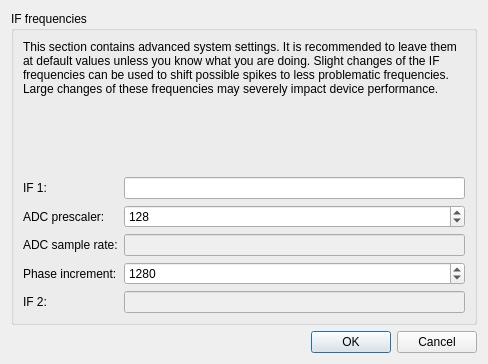
This is Software/PC_Application/LibreVNA-GUI/Device/LibreVNA/deviceconfigurationdialogv1.ui in jankae/LibreVNA as Qt 5 draws it before an edit. The edited form follows.
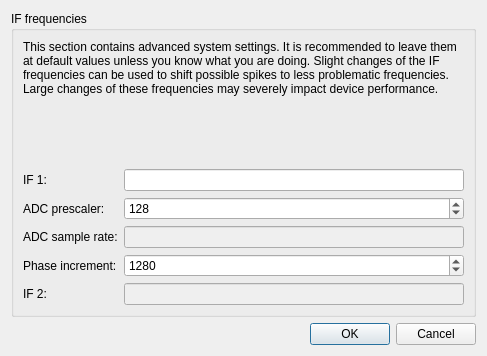
This is the edited form. Custom widgets are drawn as their Qt base class.

What changed in the file:
```diff
--- a/Software/PC_Application/LibreVNA-GUI/Device/LibreVNA/deviceconfigurationdialogv1.ui
+++ b/Software/PC_Application/LibreVNA-GUI/Device/LibreVNA/deviceconfigurationdialogv1.ui
@@ -6,8 +6,8 @@
    <rect>
     <x>0</x>
     <y>0</y>
-    <width>488</width>
-    <height>364</height>
+    <width>487</width>
+    <height>356</height>
    </rect>
   </property>
   <property name="windowTitle">
```
Left out of the diff: 4 changed lines with no effect on the pictures.
